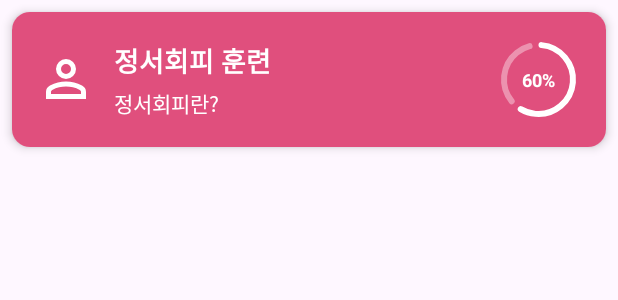
After one commit to JinsuPark01/emotionalApp, an Android app: the layout item_detail_training_button.xml on its own in the app's theme, with its tools: preview values and no code run, on a phone screen of 412 x 824 dp. The commit adds this screen. Shown: the top 300 px of the screen. Run offline under Robolectric (Android 15) with nearby library versions, the phone set to English and light mode, and no system bars.

Commit message:
feat: Add training item layout and resources
This commit introduces the following:

- `item_detail_training_button.xml`: A new layout for displaying training items. It includes an icon, title, subtitle, and a circular progress indicator.
- `outline_person_24.xml`: A vector drawable for the person icon.
- New string resource `training_icon`.
- New color resource `pink`.
- Added Material Components library dependency.
- Updated project configuration files (`.idea/misc.xml`, `.idea/deviceManager.xml`, `.idea/studiobot.xml`).

```diff
--- a/app/build.gradle.kts
+++ b/app/build.gradle.kts
@@ -42,6 +42,7 @@ dependencies {
     implementation(libs.material)
     implementation(libs.androidx.activity)
     implementation(libs.androidx.constraintlayout)
+    implementation("com.google.android.material:material:1.12.0")
     testImplementation(libs.junit)
     androidTestImplementation(libs.androidx.junit)
     androidTestImplementation(libs.androidx.espresso.core)
--- /dev/null
+++ b/app/src/main/res/drawable/outline_person_24.xml
@@ -0,0 +1,5 @@
+<vector xmlns:android="http://schemas.android.com/apk/res/android" android:height="24dp" android:tint="#FFFFFF" android:viewportHeight="960" android:viewportWidth="960" android:width="24dp">
+
+    <path android:fillColor="@android:color/white" android:pathData="M480,480Q414,480 367,433Q320,386 320,320Q320,254 367,207Q414,160 480,160Q546,160 593,207Q640,254 640,320Q640,386 593,433Q546,480 480,480ZM160,800L160,688Q160,654 177.5,625.5Q195,597 224,582Q286,551 350,535.5Q414,520 480,520Q546,520 610,535.5Q674,551 736,582Q765,597 782.5,625.5Q800,654 800,688L800,800L160,800ZM240,720L720,720L720,688Q720,677 714.5,668Q709,659 700,654Q646,627 591,613.5Q536,600 480,600Q424,600 369,613.5Q314,627 260,654Q251,659 245.5,668Q240,677 240,688L240,720ZM480,400Q513,400 536.5,376.5Q560,353 560,320Q560,287 536.5,263.5Q513,240 480,240Q447,240 423.5,263.5Q400,287 400,320Q400,353 423.5,376.5Q447,400 480,400ZM480,320Q480,320 480,320Q480,320 480,320Q480,320 480,320Q480,320 480,320Q480,320 480,320Q480,320 480,320Q480,320 480,320Q480,320 480,320ZM480,720L480,720Q480,720 480,720Q480,720 480,720Q480,720 480,720Q480,720 480,720Q480,720 480,720Q480,720 480,720Q480,720 480,720Q480,720 480,720L480,720Z"/>
+
+</vector>
--- /dev/null
+++ b/app/src/main/res/layout/item_detail_training_button.xml
@@ -0,0 +1,89 @@
+<?xml version="1.0" encoding="utf-8"?>
+<androidx.cardview.widget.CardView xmlns:android="http://schemas.android.com/apk/res/android"
+    xmlns:app="http://schemas.android.com/apk/res-auto"
+    android:layout_width="match_parent"
+    android:layout_height="wrap_content"
+    android:layout_margin="8dp"
+    app:cardCornerRadius="12dp"
+    app:cardElevation="4dp"
+    android:clickable="true"
+    android:foreground="?attr/selectableItemBackground">
+
+<LinearLayout
+    android:layout_width="match_parent"
+    android:layout_height="wrap_content"
+    android:orientation="vertical"
+    android:background="@color/pink"
+    android:padding="16dp">
+
+    <!-- 아이콘 및 텍스트 영역 -->
+    <LinearLayout
+        android:layout_width="match_parent"
+        android:layout_height="wrap_content"
+        android:orientation="horizontal"
+        android:gravity="center_vertical">
+
+        <ImageView
+            android:id="@+id/img_training_icon"
+            android:layout_width="40dp"
+            android:layout_height="40dp"
+            android:layout_marginEnd="12dp"
+            android:src="@drawable/outline_person_24"
+            android:contentDescription="@string/training_icon" />
+
+        <LinearLayout
+            android:layout_width="0dp"
+            android:layout_height="wrap_content"
+            android:layout_weight="1"
+            android:orientation="vertical">
+
+        <TextView
+            android:id="@+id/tv_training_title"
+            android:layout_width="wrap_content"
+            android:layout_height="wrap_content"
+            android:text="정서회피 훈련"
+            android:textColor="@android:color/white"
+            android:textSize="18sp"
+            android:textStyle="bold" />
+
+        <TextView
+            android:id="@+id/tv_training_subtitle"
+            android:layout_width="wrap_content"
+            android:layout_height="wrap_content"
+            android:text="정서회피란?"
+            android:textColor="@android:color/white"
+            android:textSize="14sp"
+            android:layout_marginTop="4dp" />
+        </LinearLayout>
+
+    <!-- 원형 게이지 바 및 퍼센트 텍스트 영역 -->
+    <FrameLayout
+        android:layout_width="wrap_content"
+        android:layout_height="wrap_content"
+        android:layout_marginStart="8dp">
+
+        <com.google.android.material.progressindicator.CircularProgressIndicator
+            android:id="@+id/item_circular_gauge_bar"
+            android:layout_width="50dp"
+            android:layout_height="50dp"
+            android:progress="60"
+            app:indicatorColor="@color/white"
+            app:trackColor="@color/material_on_primary_disabled"
+            app:trackThickness="4dp"
+            app:indicatorSize="50dp"
+            app:indicatorDirectionCircular="clockwise" />
+
+        <TextView
+            android:id="@+id/tv_circular_gauge_percentage"
+            android:layout_width="wrap_content"
+            android:layout_height="wrap_content"
+            android:layout_gravity="center"
+            android:text="60%"
+            android:textColor="@android:color/white"
+            android:textSize="12sp"
+            android:textStyle="bold"/>
+    </FrameLayout>
+    </LinearLayout>
+
+</LinearLayout>
+</androidx.cardview.widget.CardView>
--- a/app/src/main/res/values/colors.xml
+++ b/app/src/main/res/values/colors.xml
@@ -2,4 +2,7 @@
 <resources>
     <color name="black">#FF000000</color>
     <color name="white">#FFFFFFFF</color>
+
+    <color name="pink">#E04F7D</color> <!-- 이미지 핑크톤, item_detail_training_button.xml -->
+
 </resources>
--- a/app/src/main/res/values/strings.xml
+++ b/app/src/main/res/values/strings.xml
@@ -1,3 +1,6 @@
 <resources>
     <string name="app_name">emotionalApp</string>
+
+    <string name="training_icon">훈련 아이콘</string>
+
 </resources>
```
